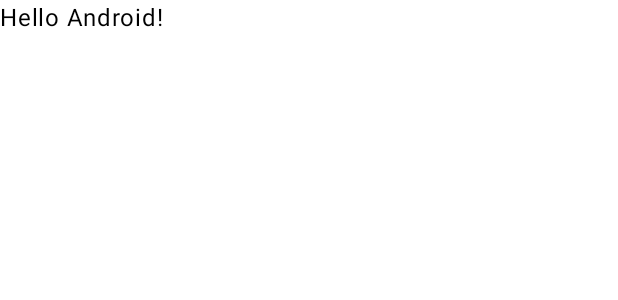
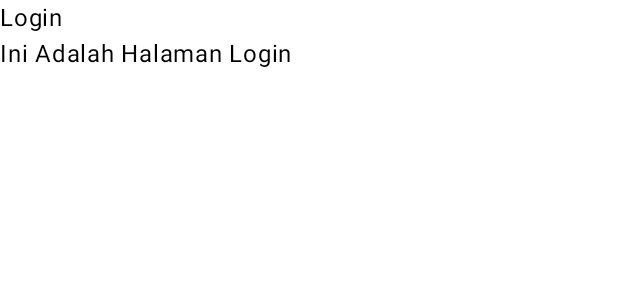
Before and after one commit to enrexl/QuestBasicComposable_160, an Android app built with Jetpack Compose: the @Preview function GreetingPreview, on a phone screen of 412 x 824 dp. Shown: the top 300 px of the screen. Run offline under Robolectric (Android 15) with nearby library versions, the phone set to English and light mode, and no system bars.

```diff
--- a/app/src/main/java/com/example/week3_questcomposable/MainActivity.kt
+++ b/app/src/main/java/com/example/week3_questcomposable/MainActivity.kt
@@ -30,6 +30,7 @@ class MainActivity : ComponentActivity() {
         }
     }
 }
+
 @Composable
 fun BasicColumn(){
 Column() {
@@ -50,6 +51,6 @@ fun Greeting(name: String, modifier: Modifier = Modifier) {
 @Composable
 fun GreetingPreview() {
     Week3QuestComposableTheme {
-        Greeting("Android")
+        BasicColumn()
     }
 }
```
